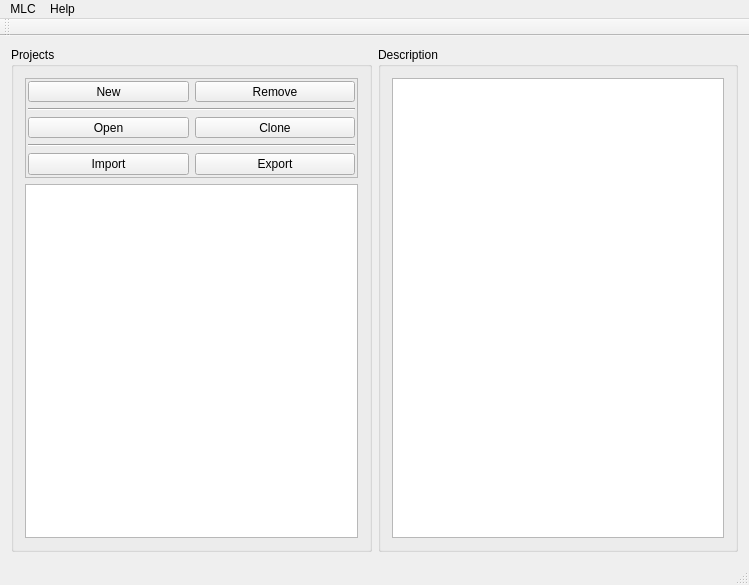
Above: MLC/GUI/Autogenerated/mlc_qtcreator/mainwindow.ui from MachineLearningControl/OpenMLC-Python before the change. Below: the same form after it.
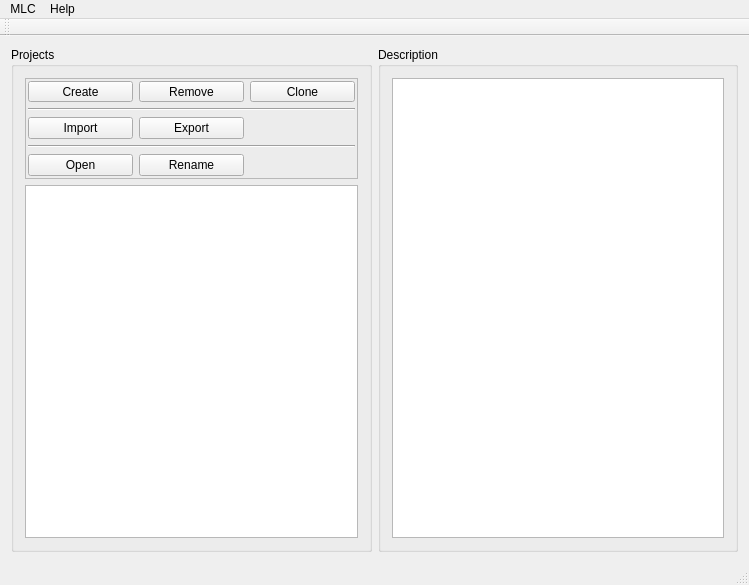
That is the form after the change.

Commit message:
Added rename button with functionality
* Also added the customContextMenu asociated with
  the list of the MLCManager #34

What changed in the file:
```diff
--- a/MLC/GUI/Autogenerated/mlc_qtcreator/mainwindow.ui
+++ b/MLC/GUI/Autogenerated/mlc_qtcreator/mainwindow.ui
@@ -51,19 +51,6 @@
           <property name="bottomMargin">
            <number>2</number>
           </property>
-          <item row="2" column="0">
-           <widget class="QToolButton" name="open_button">
-            <property name="sizePolicy">
-             <sizepolicy hsizetype="Minimum" vsizetype="Minimum">
-              <horstretch>0</horstretch>
-              <verstretch>0</verstretch>
-             </sizepolicy>
-            </property>
-            <property name="text">
-             <string>Open</string>
-            </property>
-           </widget>
-          </item>
           <item row="0" column="0">
            <widget class="QToolButton" name="new_button">
             <property name="sizePolicy">
@@ -73,40 +60,7 @@
              </sizepolicy>
             </property>
             <property name="text">
-             <string>New</string>
-            </property>
-           </widget>
-          </item>
-          <item row="4" column="0">
-           <widget class="QPushButton" name="import_button">
-            <property name="sizePolicy">
-             <sizepolicy hsizetype="Minimum" vsizetype="Minimum">
-              <horstretch>0</horstretch>
-              <verstretch>0</verstretch>
-             </sizepolicy>
-            </property>
-            <property name="text">
-             <string>Import</string>
-            </property>
-           </widget>
-          </item>
-          <item row="3" column="0" colspan="2">
-           <widget class="Line" name="line_2">
-            <property name="orientation">
-             <enum>Qt::Horizontal</enum>
-            </property>
-           </widget>
-          </item>
-          <item row="2" column="1">
-           <widget class="QToolButton" name="clone_button">
-            <property name="sizePolicy">
-             <sizepolicy hsizetype="Minimum" vsizetype="Minimum">
-              <horstretch>0</horstretch>
-              <verstretch>0</verstretch>
-             </sizepolicy>
-            </property>
-            <property name="text">
-             <string>Clone</string>
+             <string>Create</string>
             </property>
            </widget>
           </item>
@@ -123,14 +77,73 @@
             </property>
            </widget>
           </item>
-          <item row="1" column="0" colspan="2">
+          <item row="0" column="2">
+           <widget class="QToolButton" name="clone_button">
+            <property name="sizePolicy">
+             <sizepolicy hsizetype="Minimum" vsizetype="Minimum">
+              <horstretch>0</horstretch>
+              <verstretch>0</verstretch>
+             </sizepolicy>
+            </property>
+            <property name="text">
+             <string>Clone</string>
+            </property>
+           </widget>
+          </item>
+          <item row="1" column="0" colspan="3">
            <widget class="Line" name="line">
             <property name="orientation">
              <enum>Qt::Horizontal</enum>
             </property>
            </widget>
           </item>
+          <item row="3" column="0" colspan="3">
+           <widget class="Line" name="line_2">
+            <property name="orientation">
+             <enum>Qt::Horizontal</enum>
+            </property>
+           </widget>
+          </item>
           <item row="4" column="1">
+           <widget class="QPushButton" name="rename_button">
+            <property name="sizePolicy">
+             <sizepolicy hsizetype="Minimum" vsizetype="Minimum">
+              <horstretch>0</horstretch>
+              <verstretch>0</verstretch>
+             </sizepolicy>
+            </property>
+            <property name="text">
+             <string>Rename</string>
+            </property>
+           </widget>
+          </item>
+          <item row="4" column="0">
+           <widget class="QToolButton" name="open_button">
+            <property name="sizePolicy">
+             <sizepolicy hsizetype="Minimum" vsizetype="Minimum">
+              <horstretch>0</horstretch>
+              <verstretch>0</verstretch>
+             </sizepolicy>
+            </property>
+            <property name="text">
+             <string>Open</string>
+            </property>
+           </widget>
+          </item>
+          <item row="2" column="0">
+           <widget class="QPushButton" name="import_button">
+            <property name="sizePolicy">
+             <sizepolicy hsizetype="Minimum" vsizetype="Minimum">
+              <horstretch>0</horstretch>
+              <verstretch>0</verstretch>
+             </sizepolicy>
+            </property>
+            <property name="text">
+             <string>Import</string>
+            </property>
+           </widget>
+          </item>
+          <item row="2" column="1">
            <widget class="QPushButton" name="export_button">
             <property name="sizePolicy">
              <sizepolicy hsizetype="Minimum" vsizetype="Minimum">
@@ -147,7 +160,14 @@
         </widget>
        </item>
        <item>
-        <widget class="QListView" name="experiment_list"/>
+        <widget class="QListView" name="experiment_list">
+         <property name="contextMenuPolicy">
+          <enum>Qt::CustomContextMenu</enum>
+         </property>
+         <property name="layoutMode">
+          <enum>QListView::SinglePass</enum>
+         </property>
+        </widget>
        </item>
       </layout>
      </widget>
```
Left out of the diff: 36 changed lines with no effect on the pictures. The commit also changes 5 other files.
